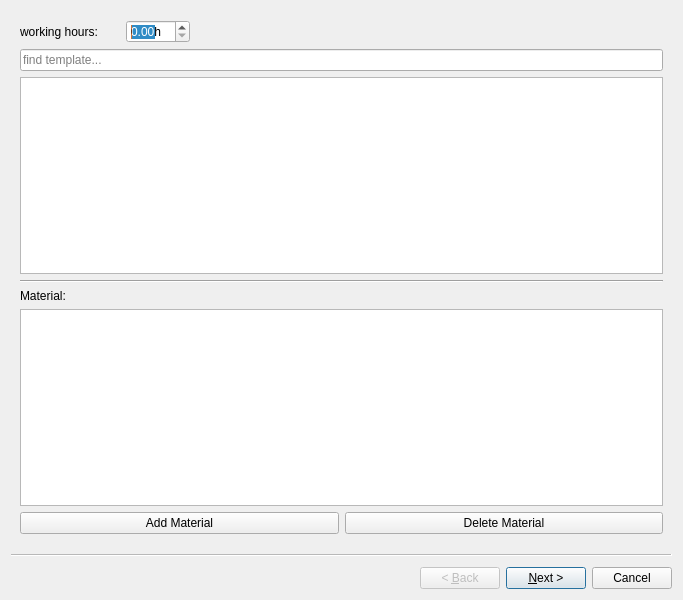
Qt form ui/wizards/abstractbillitemwizard.ui (PhilippParis/BusinessManager) before a commit.
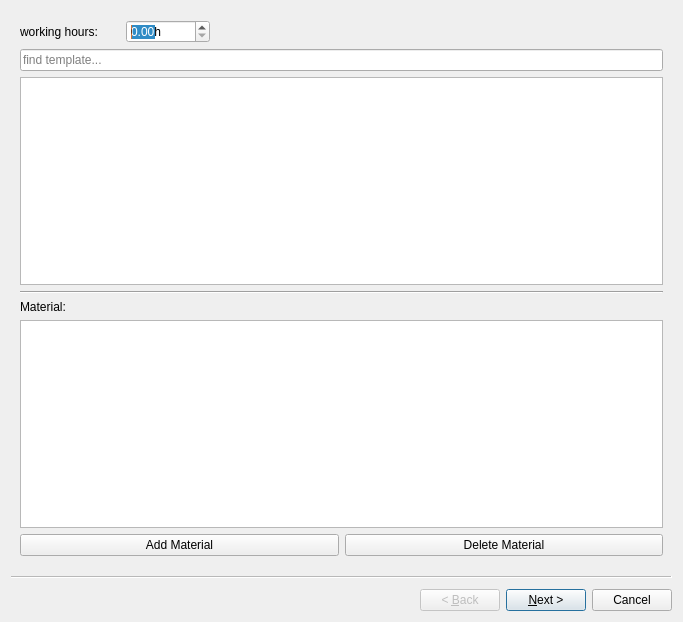
The same form after that commit. Icons and pictures are not drawn.

Patch:
```diff
--- a/ui/wizards/abstractbillitemwizard.ui
+++ b/ui/wizards/abstractbillitemwizard.ui
@@ -7,7 +7,7 @@
     <x>0</x>
     <y>0</y>
     <width>683</width>
-    <height>600</height>
+    <height>622</height>
    </rect>
   </property>
   <property name="windowTitle">
@@ -35,6 +35,9 @@
         <property name="suffix">
          <string>h</string>
         </property>
+        <property name="maximum">
+         <double>99999.990000000005239</double>
+        </property>
         <property name="singleStep">
          <double>0.500000000000000</double>
         </property>
```
Left out of the diff: 2 changed lines with no effect on the pictures.
